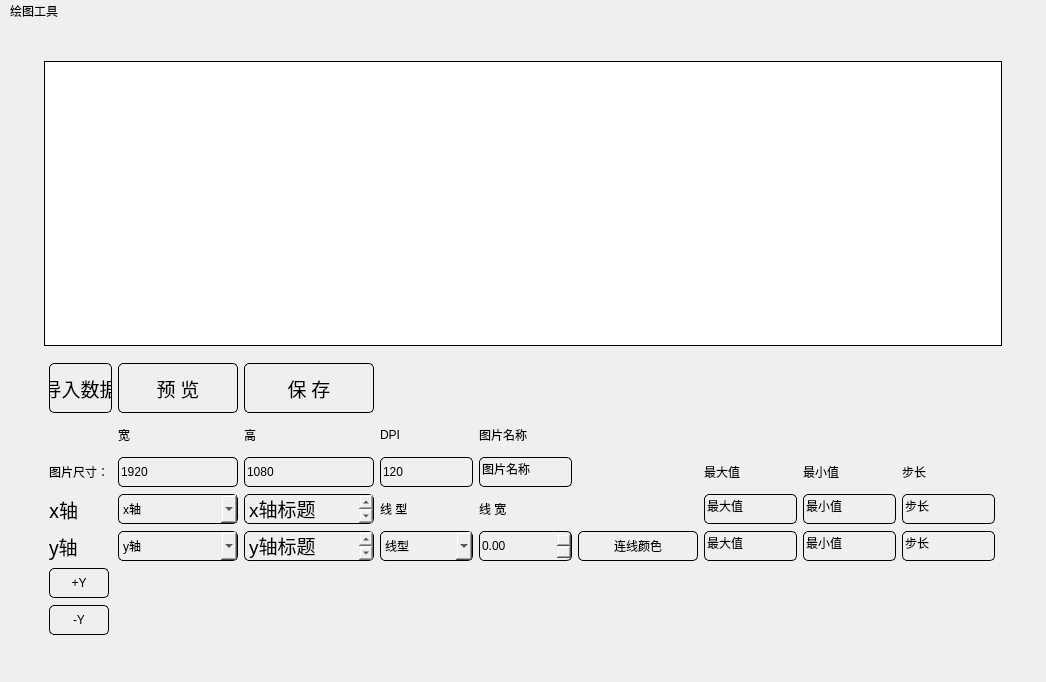
This is View/layerPaintUI.ui in we1019000306/layerPaint as Qt 5 draws it before an edit. The edited form follows.
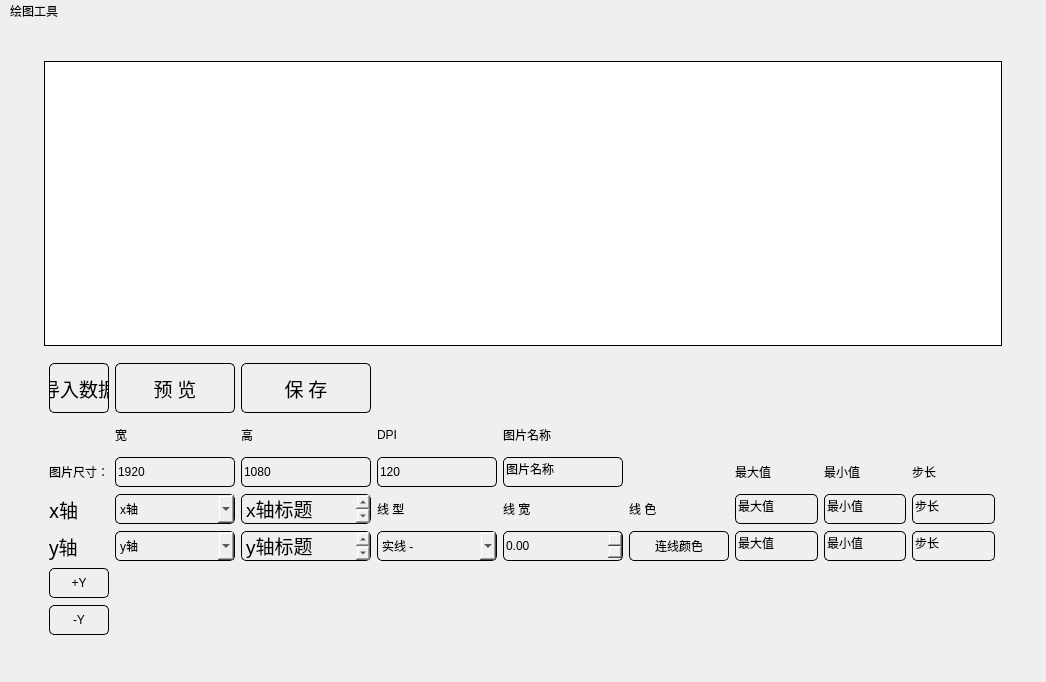
This is the edited form. Icons and pictures are not drawn.

Diff of the .ui file:
```diff
--- a/View/layerPaintUI.ui
+++ b/View/layerPaintUI.ui
@@ -131,7 +131,7 @@
            </property>
            <property name="minimumSize">
             <size>
-             <width>120</width>
+             <width>100</width>
              <height>30</height>
             </size>
            </property>
@@ -261,9 +261,15 @@
          </item>
          <item row="5" column="3">
           <widget class="QComboBox" name="y1LineTypeComboBox">
+           <property name="sizePolicy">
+            <sizepolicy hsizetype="Expanding" vsizetype="Fixed">
+             <horstretch>0</horstretch>
+             <verstretch>0</verstretch>
+            </sizepolicy>
+           </property>
            <property name="minimumSize">
             <size>
-             <width>40</width>
+             <width>120</width>
              <height>30</height>
             </size>
            </property>
@@ -273,11 +279,6 @@
 color:#000;
 border: 1px solid #000</string>
            </property>
-           <item>
-            <property name="text">
-             <string extracomment="连线类型">线型</string>
-            </property>
-           </item>
            <item>
             <property name="text">
              <string>实线 -</string>
@@ -594,15 +595,21 @@
          </item>
          <item row="4" column="3">
           <widget class="QLabel" name="lineTypeLabel">
+           <property name="sizePolicy">
+            <sizepolicy hsizetype="Expanding" vsizetype="Preferred">
+             <horstretch>0</horstretch>
+             <verstretch>0</verstretch>
+            </sizepolicy>
+           </property>
            <property name="minimumSize">
             <size>
-             <width>40</width>
+             <width>120</width>
              <height>30</height>
             </size>
            </property>
            <property name="maximumSize">
             <size>
-             <width>80</width>
+             <width>120</width>
              <height>30</height>
             </size>
            </property>
@@ -754,7 +761,7 @@
           <widget class="QLineEdit" name="pictureNameLineEdit">
            <property name="minimumSize">
             <size>
-             <width>0</width>
+             <width>120</width>
              <height>30</height>
             </size>
            </property>
@@ -1039,6 +1046,13 @@
            </property>
           </widget>
          </item>
+         <item row="4" column="5">
+          <widget class="QLabel" name="label_2">
+           <property name="text">
+            <string>线 色</string>
+           </property>
+          </widget>
+         </item>
         </layout>
        </item>
        <item row="1" column="1">
```
Left out of the diff: 2 changed lines with no effect on the pictures.
